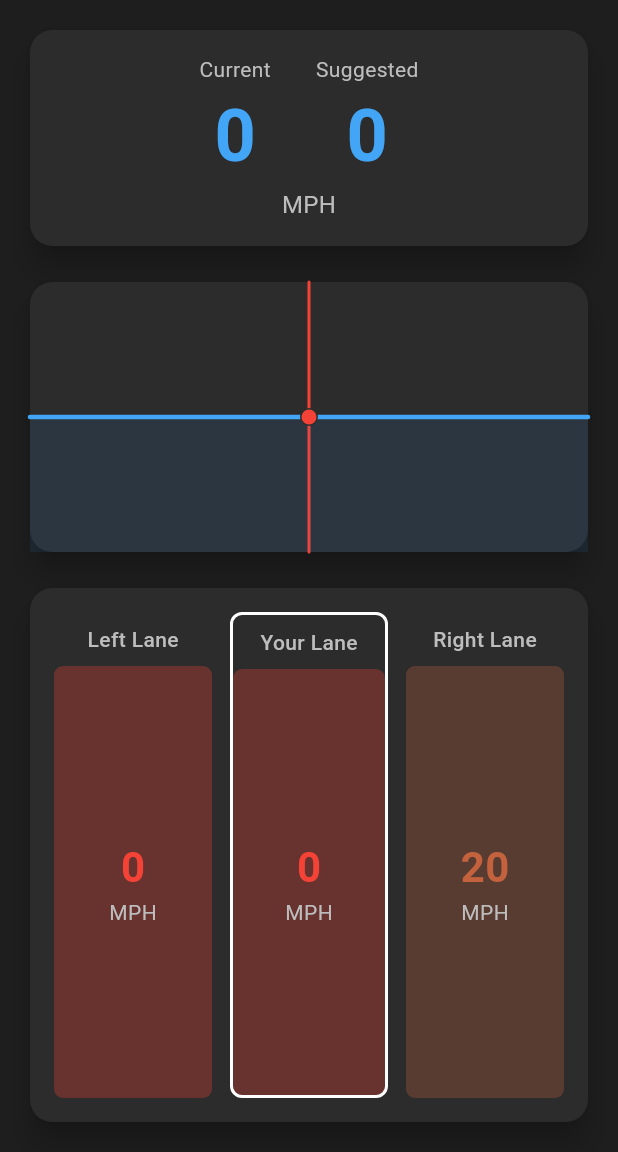
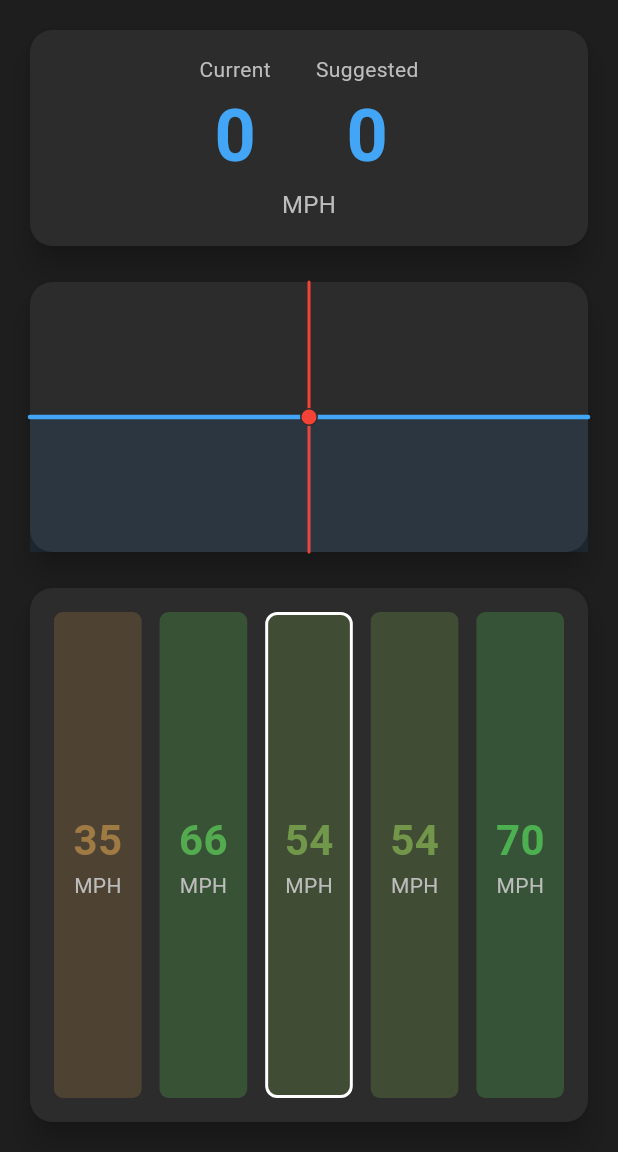
Before and after one commit to neilthomass/SpeedApp, a Flutter app: the screen it shows after launch, on a phone screen of 412 x 824 dp, the part 84-1236 px from its top. Run offline on Flutter 3.47's test engine with Material 3 defaults, Android fonts, the phone set to English and light mode, and no system bars; drawn by our look-alikes of fl_chart; our stand-ins replace audioplayers, flutter_tts, location.

Commit message:
variable lanes

```diff
--- a/lib/main.dart
+++ b/lib/main.dart
@@ -111,15 +111,19 @@ class _SpeedTrackerState extends State<SpeedTracker> {
 
   final Location location = Location();
   final FlutterTts flutterTts = FlutterTts();
+  final Random _random = Random();
 
   StreamSubscription<LocationData>? _locationSubscription;
 
   double _currentSpeed = 0.0;
   double _currentDisplaySpeed = 0.0;
   double _targetSpeed = 0.0;
-  double _suggestedSpeed = 0.0; // New variable for recommended speed
+  double _suggestedSpeed = 0.0;
+  int _numberOfLanes = 5;
+  int _selectedLaneIndex = 2;
+  List<double> _laneSpeeds = []; // Store random speeds for each lane
   final List<FlSpot> _speedData = List.generate(30, (index) => FlSpot(index * 0.03, 0));
-  final List<FlSpot> _suggestedSpeedData = List.generate(30, (index) => FlSpot(index * 0.03, 0)); // Predicted future speed data
+  final List<FlSpot> _suggestedSpeedData = List.generate(30, (index) => FlSpot(index * 0.03, 0));
   final List<Map<String, String>> _locationLog = [];
 
   // TTS warning variables
@@ -135,6 +139,7 @@ class _SpeedTrackerState extends State<SpeedTracker> {
     super.initState();
     _initializeLocation();
     _initializeTts();
+    _initializeLaneSpeeds(); // Initialize random lane speeds
     _graphUpdateTimer = Timer.periodic(Duration(milliseconds: graphUpdateRate), _updateGraph);
     _interpolationTimer = Timer.periodic(Duration(milliseconds: graphUpdateRate), _interpolateSpeed);
     _warningTimer = Timer.periodic(Duration(milliseconds: 500), _checkSpeedDifference);
@@ -185,6 +190,13 @@ class _SpeedTrackerState extends State<SpeedTracker> {
     // Error handler to debug TTS issues
     flutterTts.setErrorHandler((msg) {
       print("TTS ERROR: $msg");
+    });
+  }
+
+  void _initializeLaneSpeeds() {
+    _laneSpeeds = List.generate(_numberOfLanes, (index) {
+      // Generate random speeds between 30 and 80 mph
+      return 30.0 + _random.nextDouble() * 50.0;
     });
   }
 
@@ -239,12 +251,8 @@ class _SpeedTrackerState extends State<SpeedTracker> {
       _currentSpeed = (locationData.speed ?? 0) * 2.23694; // Convert m/s to mph
       _targetSpeed = _currentSpeed;
 
-      // Generate a suggested speed (this is a simple example - you can replace with your algorithm)
-      // For example, this gently transitions toward a target speed of 55 mph
-      double targetSpeedLimit = 55.0;
-      //_suggestedSpeed = _currentSpeed < targetSpeedLimit ?
-      //    min(_currentSpeed + 5.0, targetSpeedLimit) : // If below target, accelerate gently
-      //    max(_currentSpeed - 3.0, targetSpeedLimit);  // If above target, decelerate gently
+      // Use the selected lane's speed as the suggested speed
+      _suggestedSpeed = _laneSpeeds[_selectedLaneIndex];
 
       // Update the suggested speed data
       _updateSuggestedSpeedData();
@@ -700,11 +708,6 @@ class _SpeedTrackerState extends State<SpeedTracker> {
 
   // Create new lanes visualization to replace the location log
   Widget _buildLanesVisualization() {
-    // Calculate lane speeds
-    double currentLaneSpeed = _currentDisplaySpeed;
-    double leftLaneSpeed = max(0, _currentDisplaySpeed - 20);
-    double rightLaneSpeed = _currentDisplaySpeed + 20;
-
     return Padding(
       padding: const EdgeInsets.all(16.0),
       child: Column(
@@ -713,20 +716,19 @@ class _SpeedTrackerState extends State<SpeedTracker> {
           Expanded(
             child: Row(
               children: [
-                // Left lane
-                Expanded(
-                  child: _buildLane("Left Lane", leftLaneSpeed),
-                ),
-                SizedBox(width: 12),
-                // Current lane
-                Expanded(
-                  child: _buildLane("Your Lane", currentLaneSpeed, isCurrentLane: true),
-                ),
-                SizedBox(width: 12),
-                // Right lane
-                Expanded(
-                  child: _buildLane("Right Lane", rightLaneSpeed),
-                ),
+                for (int i = 0; i < _numberOfLanes; i++) ...[
+                  if (i > 0) SizedBox(width: 12),
+                  Expanded(
+                    child: GestureDetector(
+                      onTap: () {
+                        setState(() {
+                          _selectedLaneIndex = i;
+                        });
+                      },
+                      child: _buildLane("", _laneSpeeds[i], isCurrentLane: i == _selectedLaneIndex),
+                    ),
+                  ),
+                ],
               ],
             ),
           ),
@@ -755,17 +757,6 @@ class _SpeedTrackerState extends State<SpeedTracker> {
       ),
       child: Column(
         children: [
-          Padding(
-            padding: const EdgeInsets.symmetric(vertical: 8.0),
-            child: Text(
-              label,
-              style: TextStyle(
-                fontSize: 14,
-                fontWeight: FontWeight.w500,
-                color: widget.isDarkMode ? Colors.grey[400] : Colors.grey[600],
-              ),
-            ),
-          ),
           Expanded(
             child: Container(
               decoration: BoxDecoration(
```
Also changed, not shown: 8 other files.
